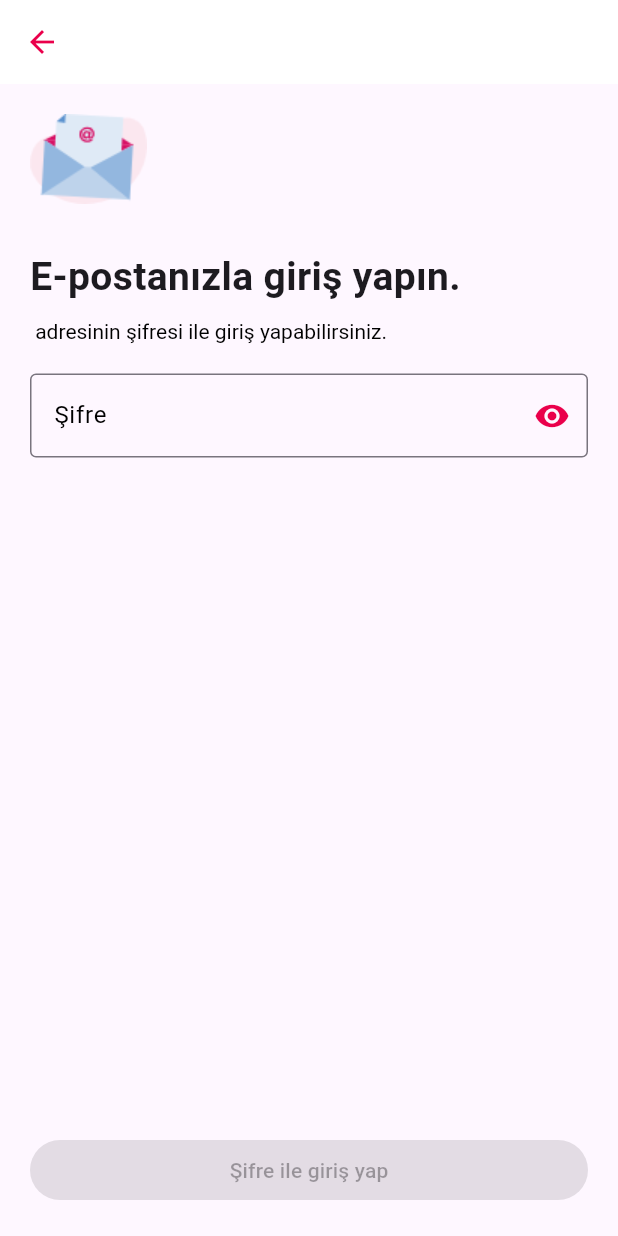
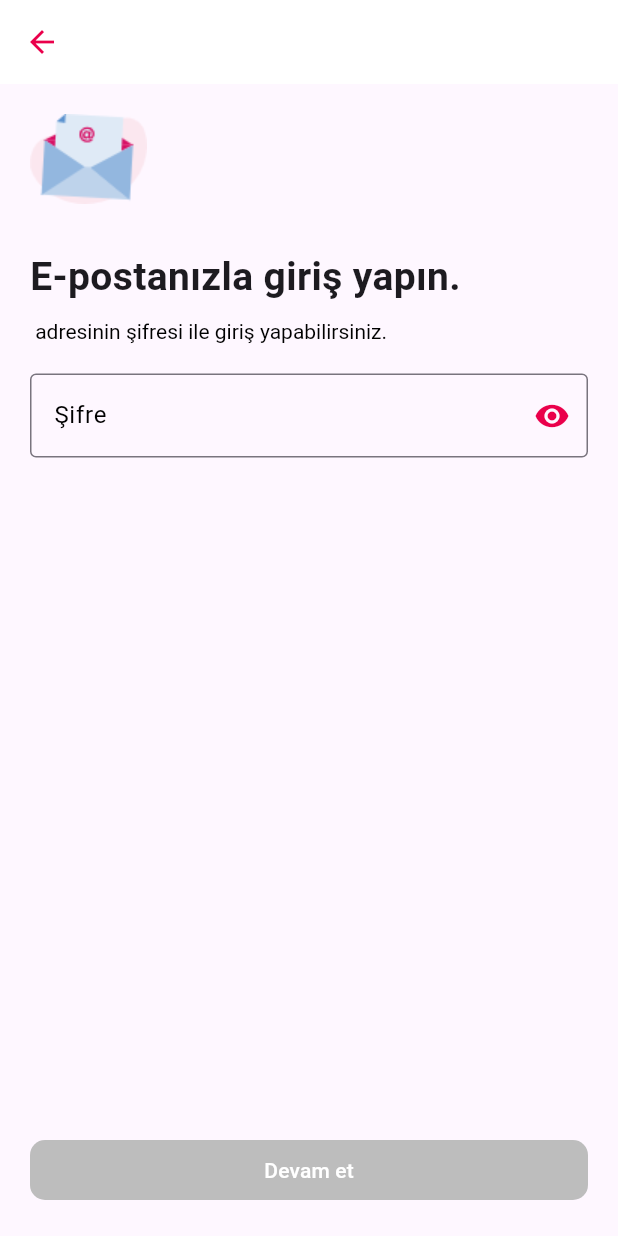
Before and after one commit to PolatAvci/yemeksepeti, a Flutter app: the LoginWithPasswordScreen screen opened directly with empty values, on a phone screen of 412 x 824 dp. Run offline on Flutter 3.47's test engine with Material 3 defaults, Android fonts, the phone set to English and light mode, and no system bars; our stand-ins replace firebase_auth, firebase_core; accounts and stored records are empty.

Commit message:
login button düzenleme

```diff
--- a/lib/screens/login_with_password_screen.dart
+++ b/lib/screens/login_with_password_screen.dart
@@ -5,11 +5,12 @@ import 'package:yemeksepeti/screens/home_screen.dart';
 import 'package:yemeksepeti/auth_service.dart'; // AuthService'ı doğru şekilde dahil ettiğinizden emin olun
 
 class LoginWithPasswordScreen extends StatefulWidget {
-  const LoginWithPasswordScreen({Key? key, required this.email}) : super(key: key);
+  const LoginWithPasswordScreen({super.key, required this.email});
   final String email;
 
   @override
-  State<LoginWithPasswordScreen> createState() => _LoginWithPasswordScreenState();
+  State<LoginWithPasswordScreen> createState() =>
+      _LoginWithPasswordScreenState();
 }
 
 class _LoginWithPasswordScreenState extends State<LoginWithPasswordScreen> {
@@ -56,13 +57,14 @@ class _LoginWithPasswordScreenState extends State<LoginWithPasswordScreen> {
             const SizedBox(height: 10),
             RichText(
               text: TextSpan(
-                style: TextStyle(color: Colors.black),
+                style: const TextStyle(color: Colors.black),
                 children: [
                   TextSpan(
                     text: widget.email,
-                    style: TextStyle(fontWeight: FontWeight.bold),
+                    style: const TextStyle(fontWeight: FontWeight.bold),
                   ),
-                  const TextSpan(text: " adresinin şifresi ile giriş yapabilirsiniz."),
+                  const TextSpan(
+                      text: " adresinin şifresi ile giriş yapabilirsiniz."),
                 ],
               ),
             ),
@@ -82,11 +84,23 @@ class _LoginWithPasswordScreenState extends State<LoginWithPasswordScreen> {
             Row(
               children: [
                 Expanded(
-                  child: ElevatedButton(
-                    onPressed: _inputText.isEmpty ? null : () => _signInWithEmail(widget.email, _inputText),
-                    child: const Text("Şifre ile giriş yap"),
-                  ),
-                ),
+                    child: FilledButton(
+                        style: ButtonStyle(
+                            backgroundColor: MaterialStateProperty.all(
+                                _inputText.isEmpty
+                                    ? Colors.grey[400]
+                                    : AppTheme.primaryColor),
+                            shape: MaterialStateProperty.all(
+                                RoundedRectangleBorder(
+                                    borderRadius: BorderRadius.circular(10)))),
+                        onPressed: _inputText
+                                .isEmpty // E-posta geçerliyse devam et butonunu etkinleştir
+                            ? null
+                            : () => _signInWithEmail(widget.email, _inputText),
+                        child: const Text(
+                          "Devam et",
+                          style: TextStyle(color: Colors.white),
+                        ))),
               ],
             ),
           ],
@@ -103,16 +117,18 @@ class _LoginWithPasswordScreenState extends State<LoginWithPasswordScreen> {
         Navigator.push(
           context,
           MaterialPageRoute(
-            builder: (context) => HomeScreen(),
+            builder: (context) => const HomeScreen(),
           ),
         );
       } else {
         // Handle unsuccessful sign-in
         ScaffoldMessenger.of(context).showSnackBar(
-           const SnackBar(
-                content: Text('Şifre yanlış. Lütfen tekrar deneyin.'),
-                duration: Duration(seconds: 2), // İsteğe bağlı: SnackBar'ın görüntülenme süresi
-           ),);
+          const SnackBar(
+            content: Text('Şifre yanlış. Lütfen tekrar deneyin.'),
+            duration: Duration(
+                seconds: 2), // İsteğe bağlı: SnackBar'ın görüntülenme süresi
+          ),
+        );
       }
     } catch (e) {
       // Handle sign-in errors
```
Also changed, not shown: lib/components/custom_drawer.dart (+7 -2 lines), lib/screens/login_with_email_screen.dart (+22 -15 lines).
